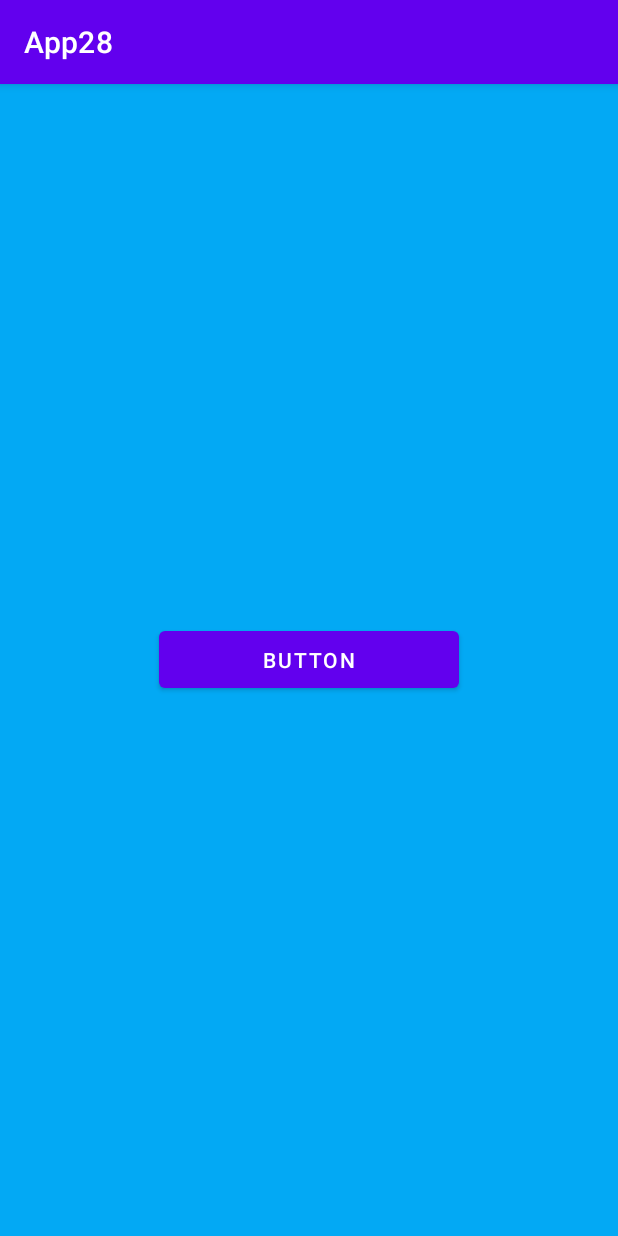
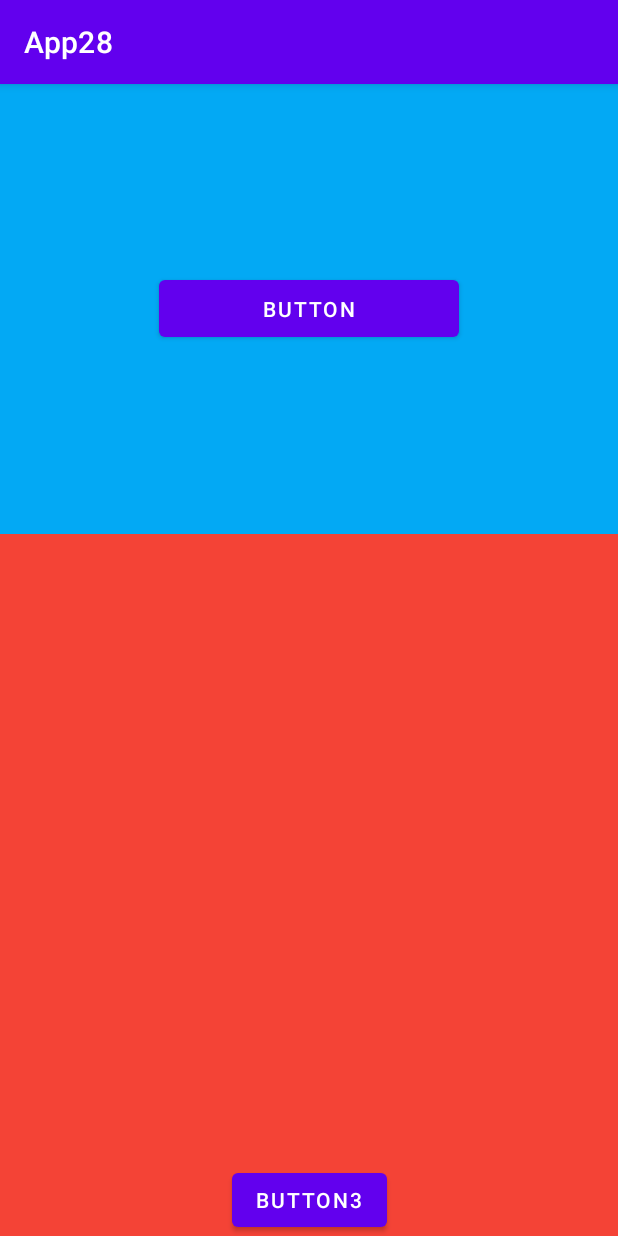
Before and after one commit to ChapaevAnton/App28, an Android app: the screen it shows after launch (MainActivity), on a phone screen of 412 x 824 dp. Run offline under Robolectric (Android 15) with nearby library versions, the phone set to English and light mode, and no system bars.

Commit message:
28.2. Знакомство с Transition Framework

```diff
--- a/app/src/main/java/com/w4eret1ckrtb1tch/app28/MainActivity.kt
+++ b/app/src/main/java/com/w4eret1ckrtb1tch/app28/MainActivity.kt
@@ -2,11 +2,10 @@ package com.w4eret1ckrtb1tch.app28
 
 import android.os.Bundle
 import android.widget.Button
+import android.widget.FrameLayout
 import androidx.appcompat.app.AppCompatActivity
 import androidx.constraintlayout.widget.ConstraintLayout
-import androidx.transition.Scene
-import androidx.transition.TransitionInflater
-import androidx.transition.TransitionManager
+import androidx.transition.*
 
 class MainActivity : AppCompatActivity() {
     override fun onCreate(savedInstanceState: Bundle?) {
@@ -14,20 +13,38 @@ class MainActivity : AppCompatActivity() {
         setContentView(R.layout.activity_main)
 
 
-        val rootScene: ConstraintLayout = findViewById(R.id.root_scene)
+        //контейнеры для сцен
+        val rootScene1: FrameLayout = findViewById(R.id.root_scene_1)
+        val rootScene2: ConstraintLayout = findViewById(R.id.root_scene_2)
+
+        //создание сцен XML
+        val scene1 = Scene.getSceneForLayout(rootScene1, R.layout.scene1, this)
+        val scene2 = Scene.getSceneForLayout(rootScene1, R.layout.scene2, this)
+
+        val button3:Button = findViewById(R.id.button3)
+
+        //создание сцен код
+        val scene3 = Scene(rootScene2,button3)
+        //создание Transition XML
+        val transition3:Transition = TransitionInflater.from(this).inflateTransition(R.transition.transition_fade_slide)
+        //создание Transition код
+        val transition4:Transition = Slide(android.view.Gravity.TOP)
+        transition4.duration = 1000
 
 
-        val scene1 = Scene.getSceneForLayout(rootScene, R.layout.scene1, this)
-        val scene2 = Scene.getSceneForLayout(rootScene, R.layout.scene2, this)
+        //Transition manager через код
+        val transitionManager4 = TransitionManager()
+        transitionManager4.setTransition(scene3,transition4)
 
-
-        //val transitionManager = TransitionManager()
+        //Transition manager через XML
         val transitionManager =
             TransitionInflater.from(this)
-                .inflateTransitionManager(R.transition.transition_manager, rootScene)
+                .inflateTransitionManager(R.transition.transition_manager, rootScene1)
 
+        //слушатель сцены
         scene1.setEnterAction {
             scene1.sceneRoot.rootView.findViewById<Button>(R.id.button1).setOnClickListener {
+                //вызов сцены менеджером
                 transitionManager.transitionTo(scene2)
             }
         }
@@ -38,8 +55,15 @@ class MainActivity : AppCompatActivity() {
             }
         }
 
-        //Запускаем scene1
+        //вызов сцены менеджером начальной
         transitionManager.transitionTo(scene1)
 
+
+
+            //вызов сцены
+        button3.setOnClickListener {
+                TransitionManager.go(scene3,transition4)
+
+        }
     }
 }
--- a/app/src/main/res/layout/activity_main.xml
+++ b/app/src/main/res/layout/activity_main.xml
@@ -1,11 +1,30 @@
 <?xml version="1.0" encoding="utf-8"?>
 <androidx.constraintlayout.widget.ConstraintLayout xmlns:android="http://schemas.android.com/apk/res/android"
-    android:id="@+id/root_scene"
+    xmlns:app="http://schemas.android.com/apk/res-auto"
     xmlns:tools="http://schemas.android.com/tools"
+    android:id="@+id/root_scene_2"
     android:layout_width="match_parent"
     android:layout_height="match_parent"
-    tools:context=".MainActivity">
+    tools:context=".MainActivity"
+    android:background="#F44336">
 
+    <FrameLayout
+        android:id="@+id/root_scene_1"
+        android:layout_width="match_parent"
+        android:layout_height="300dp"
+        app:layout_constraintEnd_toEndOf="parent"
+        app:layout_constraintStart_toStartOf="parent"
+        app:layout_constraintTop_toTopOf="parent" />
+
+
+    <Button
+        android:id="@+id/button3"
+        android:layout_width="wrap_content"
+        android:layout_height="wrap_content"
+        android:text="button3"
+        app:layout_constraintBottom_toBottomOf="parent"
+        app:layout_constraintEnd_toEndOf="parent"
+        app:layout_constraintStart_toStartOf="parent"/>
 
 
 </androidx.constraintlayout.widget.ConstraintLayout>
```
